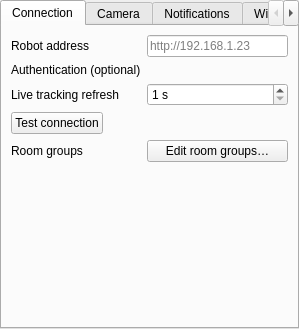
Old version of the form valetudo_qgis/ui/settings_page.ui in the repository sylsta/homeqgis.
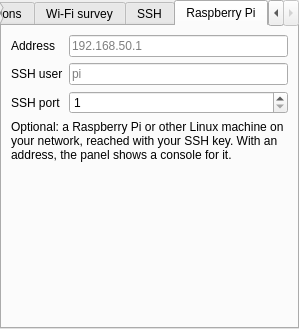
New version of the form. The open tabs and pages were chosen to show the change. Custom widgets are drawn as their Qt base class.

Commit message:
Panel: 'Robot console' (renamed) and 'RPI SSH console' tabs
- 'SSH console' is now 'Robot console'.
- New 'RPI SSH console' tab, the same console on a Raspberry Pi; shown
  only when a Pi address is set in the new 'Raspberry Pi' tab of the
  Options page (address, SSH user, default pi, port).
- console_tab.py: the console tab logic, shared by both tabs (was in the
  panel).

What changed in the file:
```diff
--- a/valetudo_qgis/ui/settings_page.ui
+++ b/valetudo_qgis/ui/settings_page.ui
@@ -470,6 +470,74 @@
        </item>
       </layout>
      </widget>
+     <widget class="QWidget" name="tab_pi">
+      <attribute name="title">
+       <string>Raspberry Pi</string>
+      </attribute>
+      <layout class="QFormLayout" name="pi_form">
+       <property name="fieldGrowthPolicy">
+        <enum>QFormLayout::AllNonFixedFieldsGrow</enum>
+       </property>
+       <item row="0" column="0">
+        <widget class="QLabel" name="lbl_pi_host">
+         <property name="text">
+          <string>Address</string>
+         </property>
+        </widget>
+       </item>
+       <item row="0" column="1">
+        <widget class="QLineEdit" name="pi_host">
+         <property name="placeholderText">
+          <string notr="true">192.168.50.1</string>
+         </property>
+        </widget>
+       </item>
+       <item row="1" column="0">
+        <widget class="QLabel" name="lbl_pi_user">
+         <property name="text">
+          <string>SSH user</string>
+         </property>
+        </widget>
+       </item>
+       <item row="1" column="1">
+        <widget class="QLineEdit" name="pi_user">
+         <property name="placeholderText">
+          <string notr="true">pi</string>
+         </property>
+        </widget>
+       </item>
+       <item row="2" column="0">
+        <widget class="QLabel" name="lbl_pi_port">
+         <property name="text">
+          <string>SSH port</string>
+         </property>
+        </widget>
+       </item>
+       <item row="2" column="1">
+        <widget class="QSpinBox" name="pi_port">
+         <property name="minimum">
+          <number>1</number>
+         </property>
+         <property name="maximum">
+          <number>65535</number>
+         </property>
+         <property name="singleStep">
+          <number>1</number>
+         </property>
+        </widget>
+       </item>
+       <item row="3" column="0" colspan="2">
+        <widget class="QLabel" name="lbl_pi_hint">
+         <property name="wordWrap">
+          <bool>true</bool>
+         </property>
+         <property name="text">
+          <string>Optional: a Raspberry Pi or other Linux machine on your network, reached with your SSH key. With an address, the panel shows a console for it.</string>
+         </property>
+        </widget>
+       </item>
+      </layout>
+     </widget>
     </widget>
    </item>
    <item>
```
The commit also changes 7 other files.
